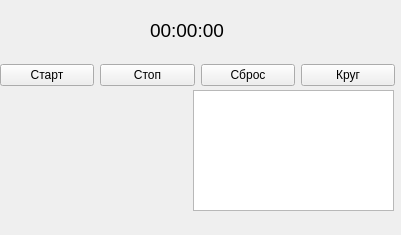
The window that mainwindow.ui (m1k1isback/sekundomer) describes before a commit, drawn with Qt 5.
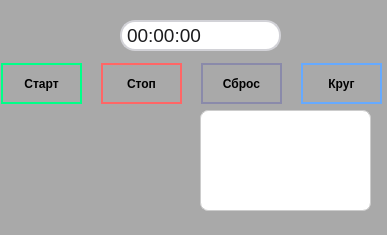
The same window after the commit.

Commit message: Сделан дизайн секундомера

```diff
--- a/mainwindow.ui
+++ b/mainwindow.ui
@@ -6,31 +6,61 @@
    <rect>
     <x>0</x>
     <y>0</y>
-    <width>401</width>
+    <width>387</width>
     <height>235</height>
    </rect>
   </property>
   <property name="windowTitle">
    <string>MainWindow</string>
   </property>
+  <property name="styleSheet">
+   <string notr="true">QMainWindow { background-color: #a9a9a9; }</string>
+  </property>
   <widget class="QWidget" name="centralwidget">
    <widget class="QListWidget" name="listWidget">
     <property name="geometry">
      <rect>
-      <x>193</x>
-      <y>90</y>
-      <width>201</width>
-      <height>121</height>
+      <x>200</x>
+      <y>110</y>
+      <width>171</width>
+      <height>101</height>
      </rect>
     </property>
+    <property name="styleSheet">
+     <string notr="true">QListWidget {
+    background-color: #ffffff;
+    color: #333333;
+    font-size: 12px;
+    font-family: &quot;Segoe UI&quot;, sans-serif;
+    border: 1px solid #cccccc;
+    border-radius: 8px;
+    padding: 5px;
+}
+
+QListWidget::item {
+    padding: 5px;
+    border-bottom: 1px solid #e0e0e0;
+    border-radius: 4px;
+    min-height: 25px;
+}
+
+QListWidget::item:hover {
+    background-color: #f5f5f5;
+}
+
+QListWidget::item:selected {
+    background-color: #e0e0e0;
+    color: #000000;
+}</string>
+    </property>
    </widget>
    <widget class="QLabel" name="labelTimer">
     <property name="geometry">
      <rect>
-      <x>150</x>
+      <x>120</x>
       <y>20</y>
       <width>161</width>
-      <height>20</height>
+      <height>31</height>
      </rect>
     </property>
     <property name="font">
@@ -38,49 +68,152 @@
       <pointsize>14</pointsize>
      </font>
     </property>
+    <property name="styleSheet">
+     <string notr="true">QLabel#labelTimer { background-color: #ffffff; color: #1c1c1e; border: 2px solid #d2d2d7; border-radius: 15px; }</string>
+    </property>
     <property name="text">
      <string>00:00:00</string>
     </property>
    </widget>
-   <widget class="QWidget" name="">
+   <widget class="QPushButton" name="pushButtonStop">
     <property name="geometry">
      <rect>
-      <x>0</x>
-      <y>60</y>
-      <width>395</width>
-      <height>31</height>
+      <x>101</x>
+      <y>63</y>
+      <width>81</width>
+      <height>41</height>
      </rect>
     </property>
-    <layout class="QHBoxLayout" name="horizontalLayout">
-     <item>
-      <widget class="QPushButton" name="pushButtonStart">
-       <property name="text">
-        <string>Старт</string>
-       </property>
-      </widget>
-     </item>
-     <item>
-      <widget class="QPushButton" name="pushButtonStop">
-       <property name="text">
-        <string>Стоп</string>
-       </property>
-      </widget>
-     </item>
-     <item>
-      <widget class="QPushButton" name="pushButtonReset">
-       <property name="text">
-        <string>Сброс</string>
-       </property>
-      </widget>
-     </item>
-     <item>
-      <widget class="QPushButton" name="pushButtonLap">
-       <property name="text">
-        <string>Круг</string>
-       </property>
-      </widget>
-     </item>
-    </layout>
+    <property name="font">
+     <font>
+      <bold>true</bold>
+     </font>
+    </property>
+    <property name="styleSheet">
+     <string notr="true">        QPushButton {
+            background-color: qlineargradient(x1:0, y1:0, x2:0, y2:1,
+                stop:0 #ff4444, stop:1 #cc0000);
+            border: 2px solid #ff6666;
+        }
+        QPushButton:hover {
+            background-color: qlineargradient(x1:0, y1:0, x2:0, y2:1,
+                stop:0 #ff6666, stop:1 #ee2222);
+            border-color: #ff8888;
+        }
+        QPushButton:pressed {
+            background-color: qlineargradient(x1:0, y1:0, x2:0, y2:1,
+                stop:0 #cc0000, stop:1 #990000);
+            border-color: #ff4444;
+        }</string>
+    </property>
+    <property name="text">
+     <string>Стоп</string>
+    </property>
+   </widget>
+   <widget class="QPushButton" name="pushButtonLap">
+    <property name="geometry">
+     <rect>
+      <x>301</x>
+      <y>63</y>
+      <width>81</width>
+      <height>41</height>
+     </rect>
+    </property>
+    <property name="font">
+     <font>
+      <bold>true</bold>
+     </font>
+    </property>
+    <property name="styleSheet">
+     <string notr="true">        QPushButton {
+            background-color: qlineargradient(x1:0, y1:0, x2:0, y2:1,
+                stop:0 #4488ff, stop:1 #2266dd);
+            border: 2px solid #66aaff;
+        }
+        QPushButton:hover {
+            background-color: qlineargradient(x1:0, y1:0, x2:0, y2:1,
+                stop:0 #66aaff, stop:1 #3377ee);
+            border-color: #88ccff;
+        }
+        QPushButton:pressed {
+            background-color: qlineargradient(x1:0, y1:0, x2:0, y2:1,
+                stop:0 #2266dd, stop:1 #1155cc);
+            border-color: #4488ff;
+        }</string>
+    </property>
+    <property name="text">
+     <string>Круг</string>
+    </property>
+   </widget>
+   <widget class="QPushButton" name="pushButtonReset">
+    <property name="geometry">
+     <rect>
+      <x>201</x>
+      <y>63</y>
+      <width>81</width>
+      <height>41</height>
+     </rect>
+    </property>
+    <property name="font">
+     <font>
+      <bold>true</bold>
+     </font>
+    </property>
+    <property name="styleSheet">
+     <string notr="true">        QPushButton {
+            background-color: qlineargradient(x1:0, y1:0, x2:0, y2:1,
+                stop:0 #6a6a8a, stop:1 #4a4a6a);
+            border: 2px solid #8a8aaa;
+        }
+        QPushButton:hover {
+            background-color: qlineargradient(x1:0, y1:0, x2:0, y2:1,
+                stop:0 #7a7a9a, stop:1 #5a5a7a);
+            border-color: #aaaaaa;
+        }
+        QPushButton:pressed {
+            background-color: qlineargradient(x1:0, y1:0, x2:0, y2:1,
+                stop:0 #4a4a6a, stop:1 #2a2a4a);
+            border-color: #6a6a8a;
+        }</string>
+    </property>
+    <property name="text">
+     <string>Сброс</string>
+    </property>
+   </widget>
+   <widget class="QPushButton" name="pushButtonStart">
+    <property name="geometry">
+     <rect>
+      <x>1</x>
+      <y>63</y>
+      <width>81</width>
+      <height>41</height>
+     </rect>
+    </property>
+    <property name="font">
+     <font>
+      <bold>true</bold>
+     </font>
+    </property>
+    <property name="styleSheet">
+     <string notr="true">        QPushButton {
+            background-color: qlineargradient(x1:0, y1:0, x2:0, y2:1,
+                stop:0 #00cc66, stop:1 #009944);
+            border: 2px solid #00ff88;
+        }
+        QPushButton:hover {
+            background-color: qlineargradient(x1:0, y1:0, x2:0, y2:1,
+                stop:0 #00ee77, stop:1 #00bb55);
+            border-color: #00ffaa;
+        }
+        QPushButton:pressed {
+            background-color: qlineargradient(x1:0, y1:0, x2:0, y2:1,
+                stop:0 #009944, stop:1 #006633);
+            border-color: #00cc66;
+        }</string>
+    </property>
+    <property name="text">
+     <string>Старт</string>
+    </property>
    </widget>
   </widget>
  </widget>
```
